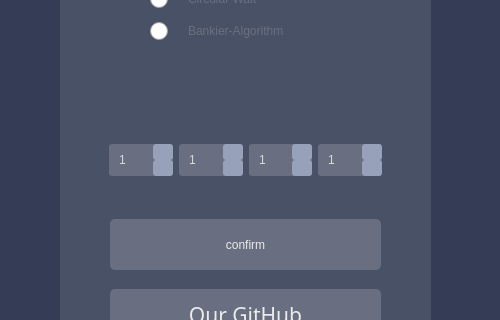
Qt form DeadLocks-Final-Test/Dialogs/startdialog.ui (breathTake/Deadlocks-Algorithm-Simulation) before a commit; both pictures show x 0 to 500 and y 191 to 511 of the 500 by 600 pixel window.
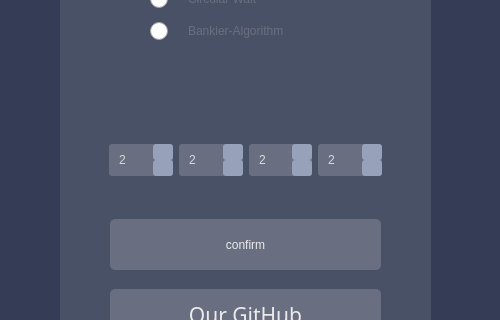
The same form after that commit. Icons and pictures are not drawn.

```diff
--- a/DeadLocks-Final-Test/Dialogs/startdialog.ui
+++ b/DeadLocks-Final-Test/Dialogs/startdialog.ui
@@ -332,7 +332,7 @@
 </string>
       </property>
       <property name="minimum">
-       <number>1</number>
+       <number>2</number>
       </property>
       <property name="maximum">
        <number>10</number>
@@ -387,7 +387,7 @@
 </string>
       </property>
       <property name="minimum">
-       <number>1</number>
+       <number>2</number>
       </property>
       <property name="maximum">
        <number>10</number>
@@ -443,7 +443,7 @@
 </string>
       </property>
       <property name="minimum">
-       <number>1</number>
+       <number>2</number>
       </property>
       <property name="maximum">
        <number>10</number>
@@ -542,7 +542,7 @@
 </string>
       </property>
       <property name="minimum">
-       <number>1</number>
+       <number>2</number>
       </property>
       <property name="maximum">
        <number>10</number>
```
